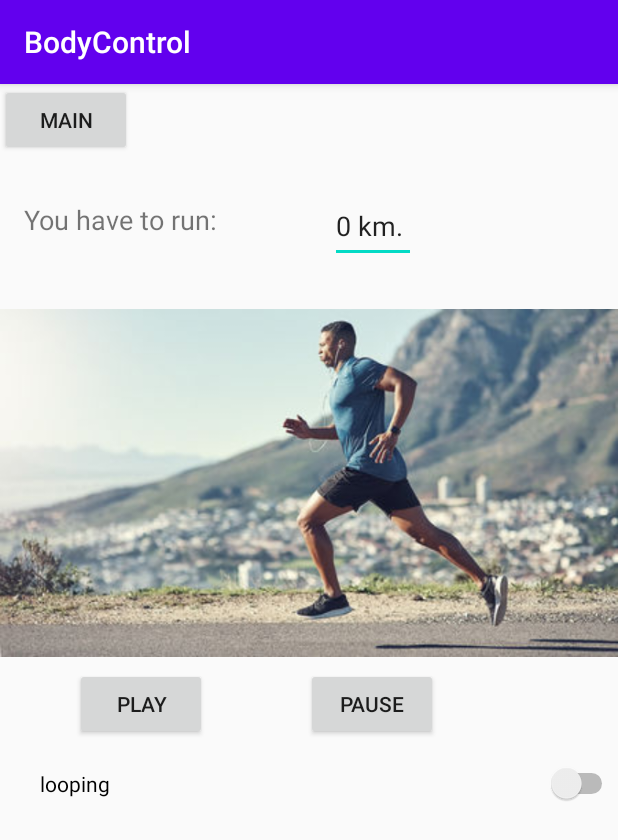
After one commit to IharMayeuski/BodyControl, an Android app: the RunActivity screen opened directly, with no data from a screen before it, on a phone screen of 412 x 824 dp. The commit adds this screen. Shown: the top 840 px of the screen. Run offline under Robolectric (Android 15) with nearby library versions, the phone set to English and light mode, and no system bars.

Commit message:
Add music and pic

```diff
--- a/app/src/main/AndroidManifest.xml
+++ b/app/src/main/AndroidManifest.xml
@@ -9,6 +9,7 @@
         android:roundIcon="@mipmap/ic_launcher_round"
         android:supportsRtl="true"
         android:theme="@style/AppTheme">
+        <activity android:name=".RunActivity"></activity>
         <activity android:name=".MainActivity">
             <intent-filter>
                 <action android:name="android.intent.action.MAIN" />
--- /dev/null
+++ b/app/src/main/java/com/maevskiy/bodycontrol/RunActivity.java
@@ -0,0 +1,57 @@
+package com.maevskiy.bodycontrol;
+
+import androidx.appcompat.app.AppCompatActivity;
+
+import android.content.Intent;
+import android.media.MediaPlayer;
+import android.os.Bundle;
+import android.view.View;
+import android.widget.CompoundButton;
+import android.widget.EditText;
+import android.widget.ImageView;
+import android.widget.Switch;
+
+import java.text.DecimalFormat;
+
+public class RunActivity extends AppCompatActivity {
+    MediaPlayer pianoMusic;
+
+    @Override
+    protected void onCreate(Bundle savedInstanceState) {
+        super.onCreate(savedInstanceState);
+        setContentView(R.layout.activity_run);
+        Intent caller = getIntent();
+        int calories = caller.getIntExtra("calories", 0);
+        EditText haveToRunKm = (EditText) findViewById(R.id.editText);
+        DecimalFormat formatVal = new DecimalFormat("##.##");
+        double kmForRun = calories/1000;
+        haveToRunKm.setText(formatVal.format(kmForRun) + " km.");
+        ImageView imageView = (ImageView) findViewById(R.id.image);
+        imageView.setImageResource(R.drawable.runner);
+
+        pianoMusic = MediaPlayer.create(this, R.raw.piano);
+        Switch switch_looping = (Switch) findViewById(R.id.switch_looping);
+        switch_looping.setOnCheckedChangeListener(new CompoundButton.OnCheckedChangeListener() {
+            @Override
+            public void onCheckedChanged(CompoundButton buttonView, boolean isChecked) {
+                pianoMusic.setLooping(isChecked);
+            }
+        });
+    }
+
+    public void playMusic(View view) {
+        pianoMusic.start();
+    }
+
+    public void pauseMusic (View view) {
+        if (pianoMusic.isPlaying()) {
+            pianoMusic.pause();
+        }
+    }
+
+    public void backToMain (View view) {
+        Intent goToMain = new Intent();
+        goToMain.setClass(this, MainActivity.class);
+        startActivity(goToMain);
+    }
+}
--- /dev/null
+++ b/app/src/main/res/layout/activity_run.xml
@@ -0,0 +1,83 @@
+<?xml version="1.0" encoding="utf-8"?>
+<androidx.constraintlayout.widget.ConstraintLayout xmlns:android="http://schemas.android.com/apk/res/android"
+    xmlns:app="http://schemas.android.com/apk/res-auto"
+    xmlns:tools="http://schemas.android.com/tools"
+    android:layout_width="match_parent"
+    android:layout_height="match_parent"
+    tools:context=".RunActivity">
+
+    <Button
+        android:id="@+id/button"
+        android:layout_width="wrap_content"
+        android:layout_height="wrap_content"
+        android:layout_weight="1"
+        android:onClick="backToMain"
+        android:text="Main"
+        app:layout_constraintStart_toStartOf="parent"
+        app:layout_constraintTop_toTopOf="parent" />
+
+    <TextView
+        android:id="@+id/textView"
+        android:layout_width="152dp"
+        android:layout_height="31dp"
+        android:layout_marginStart="16dp"
+        android:layout_marginLeft="16dp"
+        android:layout_marginTop="30dp"
+        android:text="You have to run: "
+        android:textSize="18sp"
+        app:layout_constraintStart_toStartOf="parent"
+        app:layout_constraintTop_toBottomOf="@+id/button" />
+
+    <EditText
+        android:id="@+id/editText"
+        android:layout_width="57dp"
+        android:layout_height="49dp"
+        android:layout_marginStart="52dp"
+        android:layout_marginLeft="52dp"
+        android:layout_marginTop="70dp"
+        android:textSize="18sp"
+        app:layout_constraintStart_toEndOf="@+id/textView"
+        app:layout_constraintTop_toTopOf="parent" />
+
+    <ImageView
+        android:id="@+id/image"
+        android:layout_width="match_parent"
+        android:layout_height="wrap_content"
+        android:layout_marginTop="20dp"
+        app:layout_constraintTop_toBottomOf="@+id/editText"
+        tools:layout_editor_absoluteX="28dp" />
+
+    <Button
+        android:id="@+id/play"
+        android:layout_width="wrap_content"
+        android:layout_height="wrap_content"
+        android:layout_marginStart="50dp"
+        android:layout_marginLeft="50dp"
+        android:layout_marginTop="270dp"
+        android:onClick="playMusic"
+        android:text="play"
+        app:layout_constraintStart_toStartOf="parent"
+        app:layout_constraintTop_toBottomOf="@+id/editText" />
+
+    <Button
+        android:id="@+id/pause"
+        android:layout_width="wrap_content"
+        android:layout_height="wrap_content"
+        android:layout_marginStart="204dp"
+        android:layout_marginLeft="204dp"
+        android:layout_marginTop="270dp"
+        android:onClick="pauseMusic"
+        android:text="pause"
+        app:layout_constraintStart_toStartOf="parent"
+        app:layout_constraintTop_toBottomOf="@+id/editText" />
+
+    <Switch
+        android:id="@+id/switch_looping"
+        android:layout_width="match_parent"
+        android:layout_height="23dp"
+        android:layout_marginTop="15dp"
+        android:text="        looping"
+        app:layout_constraintTop_toBottomOf="@+id/play"
+        tools:layout_editor_absoluteX="94dp" />
+
+</androidx.constraintlayout.widget.ConstraintLayout>
```
Also changed, not shown: app/src/main/java/com/maevskiy/bodycontrol/Food.java (added, +34 -0 lines), app/src/main/java/com/maevskiy/bodycontrol/MainActivity.java (+76 -21 lines), app/src/main/java/com/maevskiy/bodycontrol/Product.java (+20 -7 lines), app/src/main/res/layout/activity_main.xml (+19 -3 lines), app/src/main/res/layout/list_item.xml (deleted, +0 -26 lines), app/src/main/res/drawable-v24/runner.jpg (added), 1 other file.
